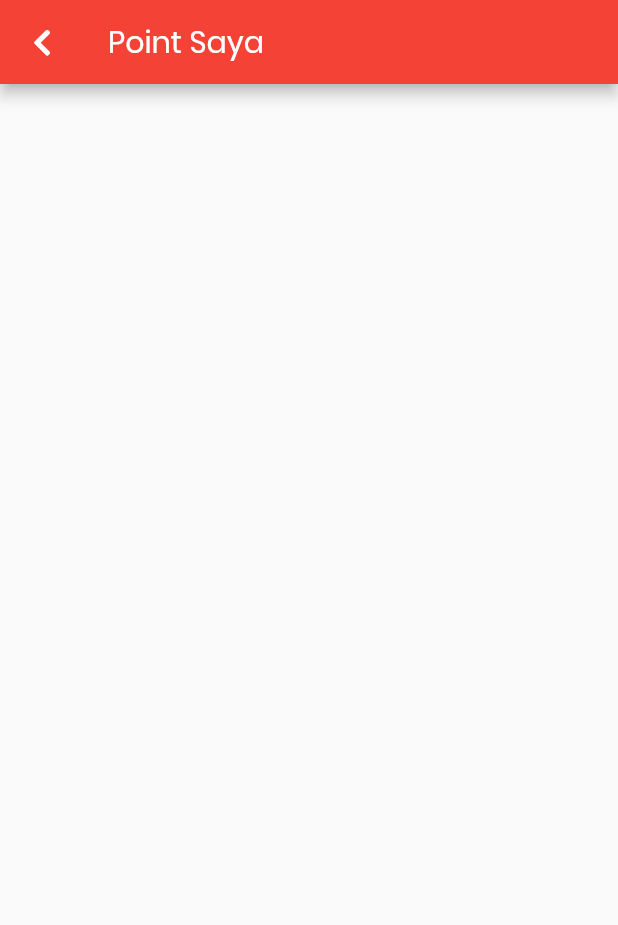
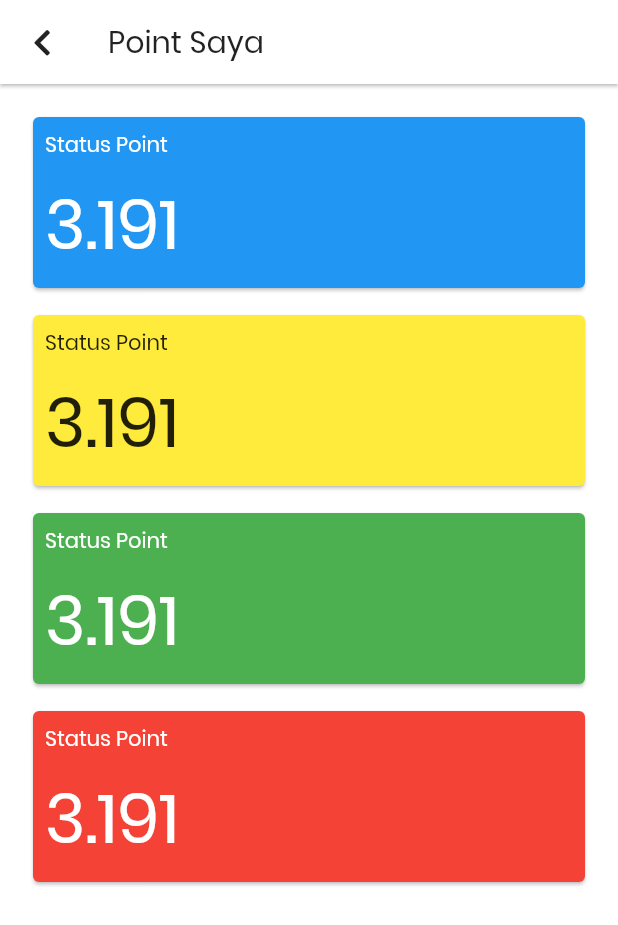
Before and after one commit to iyansr/lulomart_member, a Flutter app: the Profile screen opened directly, after a tap on "Point", on a phone screen of 412 x 824 dp. Shown: the top 925 px of the screen. Run offline on Flutter 3.47's test engine with Material 2 defaults, Android fonts, the phone set to English and light mode, and no system bars; our stand-ins replace cached_network_image, font_awesome_flutter; network calls fail.

Commit message:
Add Point Page

```diff
--- a/lulomart_member/lib/pages/Point.dart
+++ b/lulomart_member/lib/pages/Point.dart
@@ -1,19 +1,40 @@
 import 'package:flutter/material.dart';
 import 'package:font_awesome_flutter/font_awesome_flutter.dart';
+import 'package:lulomart_member/widgets/point_card.dart';
 
 class PointPage extends StatelessWidget {
   @override
   Widget build(BuildContext context) {
     return Scaffold(
+      backgroundColor: Colors.white,
       appBar: AppBar(
+        elevation: 1,
+        backgroundColor: Colors.white,
         leading: IconButton(
-          onPressed: () {},
+          color: Colors.black87,
+          onPressed: () {
+            Navigator.of(context).pop();
+          },
           icon: Icon(
             FontAwesomeIcons.chevronLeft,
             size: 20,
           ),
         ),
-        title: Text('Point Saya'),
+        title: Text(
+          'Point Saya',
+          style: TextStyle(color: Colors.black87),
+        ),
+      ),
+      body: Padding(
+        padding: const EdgeInsets.all(18.0),
+        child: ListView(
+          children: <Widget>[
+            PointCard(color: Colors.blue),
+            PointCard(color: Colors.yellow, textColor: Colors.black87),
+            PointCard(color: Colors.green),
+            PointCard(color: Colors.red),
+          ],
+        ),
       ),
     );
   }
--- a/lulomart_member/lib/pages/Profile.dart
+++ b/lulomart_member/lib/pages/Profile.dart
@@ -21,8 +21,8 @@ class Profile extends StatelessWidget {
                   child: Row(
                     children: <Widget>[
                       Container(
-                        width: 120.0,
-                        height: 120.0,
+                        width: 80.0,
+                        height: 80.0,
                         decoration: BoxDecoration(
                           color: const Color(0xff7c94b6),
                           image: DecorationImage(
--- /dev/null
+++ b/lulomart_member/lib/widgets/point_card.dart
@@ -0,0 +1,40 @@
+import 'package:flutter/material.dart';
+
+class PointCard extends StatelessWidget {
+  final Color color;
+  final Color textColor;
+
+  PointCard({this.color, this.textColor = Colors.white});
+
+  @override
+  Widget build(BuildContext context) {
+    return Padding(
+      padding: const EdgeInsets.only(bottom: 10.0),
+      child: Container(
+        width: MediaQuery.of(context).size.width,
+        child: Card(
+          color: color,
+          child: Column(
+            crossAxisAlignment: CrossAxisAlignment.start,
+            children: <Widget>[
+              Padding(
+                padding: const EdgeInsets.only(left: 8.0, top: 8.0),
+                child: Text(
+                  'Status Point',
+                  style: TextStyle(color: textColor),
+                ),
+              ),
+              Padding(
+                padding: const EdgeInsets.all(8.0),
+                child: Text(
+                  '3.191',
+                  style: TextStyle(color: textColor, fontSize: 46),
+                ),
+              )
+            ],
+          ),
+        ),
+      ),
+    );
+  }
+}
```
